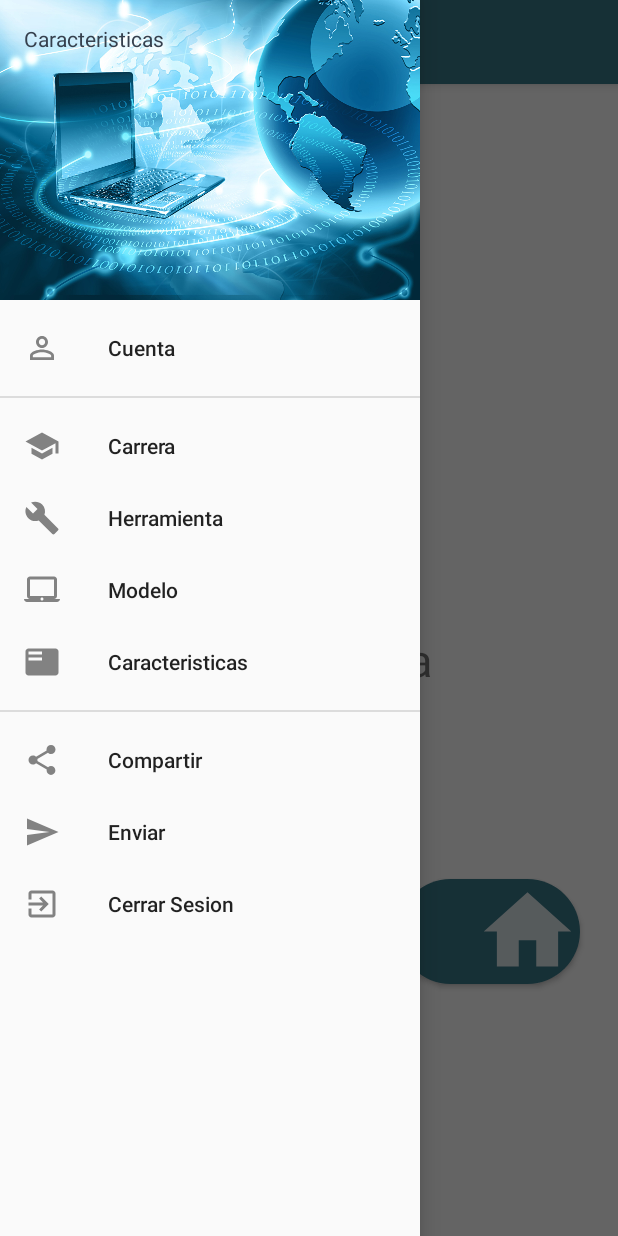
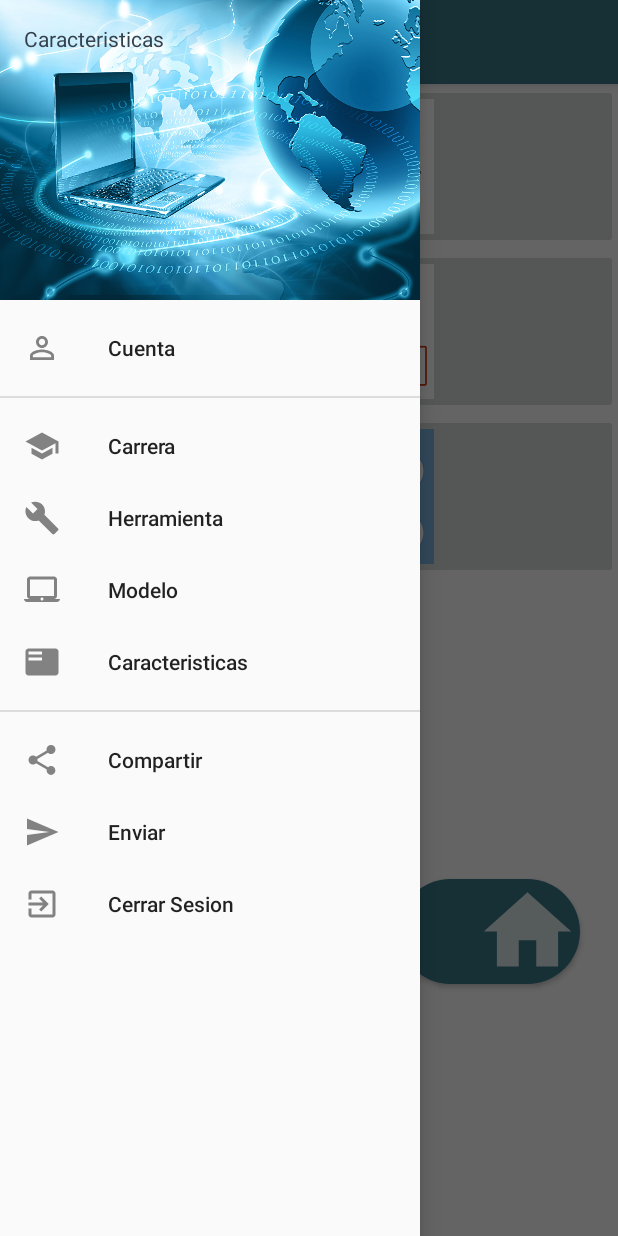
Before and after one commit to alex-rodrigo-64/PrograMobil, an Android app: the fragment HerramientaFragment placed in its activity, with the side drawer open, on a phone screen of 412 x 824 dp. Run offline under Robolectric (Android 15) with nearby library versions, the light colour scheme and no system bars; our stand-ins replace Firebase (no records; nobody signed in at launch, a user with empty details on screens opened directly), Picasso.

Commit message:
implementado herramientas

```diff
--- a/app/build.gradle
+++ b/app/build.gradle
@@ -1,5 +1,5 @@
 apply plugin: 'com.android.application'
-
+apply plugin: 'com.google.gms.google-services'
 android {
     compileSdkVersion 29
     buildToolsVersion "29.0.2"
@@ -36,6 +36,7 @@ dependencies {
     implementation 'com.google.firebase:firebase-database:19.2.0'
     implementation 'com.firebaseui:firebase-ui-database:6.2.0'
     implementation 'com.squareup.picasso:picasso:2.71828'
+    implementation 'com.google.android.gms:play-services-auth:17.0.0'
     //implementation 'com.squareup.picasso:picasso:2.5.2'
     //implementation 'com.google.firebase:firebase-storage:19.1.0'
 
--- a/app/src/main/res/layout/fragment_herramienta.xml
+++ b/app/src/main/res/layout/fragment_herramienta.xml
@@ -1,15 +1,9 @@
 <?xml version="1.0" encoding="utf-8"?>
 <RelativeLayout
     xmlns:android="http://schemas.android.com/apk/res/android"
+    xmlns:app="http://schemas.android.com/apk/res-auto"
     android:layout_width="match_parent"
     android:layout_height="match_parent">
-
-    <TextView
-        android:layout_width="wrap_content"
-        android:layout_height="wrap_content"
-        android:text="@string/herramienta"
-        android:textSize="30sp"
-        android:layout_centerInParent="true"/>
 
     <Button
         android:id="@+id/ir_home"
@@ -18,11 +12,36 @@
         android:layout_marginStart="265dp"
         android:layout_marginTop="530dp"
         android:layout_marginEnd="25dp"
+        android:background="@drawable/edittext_rounded_fav3"
         android:drawableRight="@drawable/ic_volver_home"
-        android:background="@drawable/edittext_rounded_fav3"
         android:textColor="@color/colorPrimaryText"
         android:textSize="15sp"
-        android:textStyle="bold"
-        />
+        android:textStyle="bold" />
+
+    <ImageButton
+        android:id="@+id/imageButton_autocad"
+        android:layout_width="match_parent"
+        android:layout_height="wrap_content"
+        android:layout_alignParentTop="true"
+        android:layout_centerHorizontal="true"
+        android:layout_marginTop="0dp"
+        app:srcCompat="@drawable/autocad2" />
+
+    <ImageButton
+        android:id="@+id/imageButton_office"
+        android:layout_width="match_parent"
+        android:layout_height="wrap_content"
+        android:layout_below="@+id/imageButton_autocad"
+        android:layout_centerHorizontal="true"
+        android:layout_marginTop="0dp"
+        app:srcCompat="@drawable/office" />
+    <ImageButton
+        android:id="@+id/imageButton_ide"
+        android:layout_width="match_parent"
+        android:layout_height="wrap_content"
+        android:layout_below="@+id/imageButton_office"
+        android:layout_centerHorizontal="true"
+        android:layout_marginTop="0dp"
+        app:srcCompat="@drawable/ides" />
 
 </RelativeLayout>
```
Also changed, not shown: app/src/main/AndroidManifest.xml (+5 -3 lines), app/src/main/java/com/example/mundo_lap/MainActivity.java (+98 -2 lines), app/src/main/res/drawable-hdpi/autocad2.png (added), app/src/main/res/drawable-hdpi/ides.png (added), app/src/main/res/drawable-hdpi/office.png (added).
